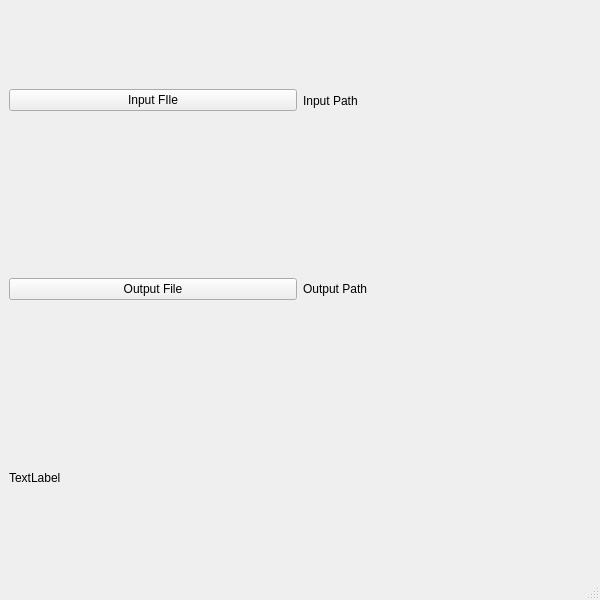
The window that src/GUI_Layout.ui (Mar2ck/DAIN-Vulkan-GUI) describes before a commit, drawn with Qt 5.
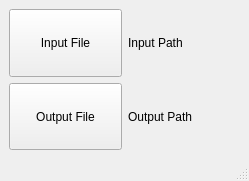
The same window after the commit.

The edit to the form file:
```diff
--- a/src/GUI_Layout.ui
+++ b/src/GUI_Layout.ui
@@ -6,8 +6,8 @@
    <rect>
     <x>0</x>
     <y>0</y>
-    <width>600</width>
-    <height>600</height>
+    <width>249</width>
+    <height>181</height>
    </rect>
   </property>
   <property name="windowTitle">
@@ -20,9 +20,15 @@
       <item>
        <layout class="QHBoxLayout" name="horizontalLayout_6">
         <item>
-         <widget class="QPushButton" name="pushButton">
+         <widget class="QPushButton" name="inputFileButton">
+          <property name="sizePolicy">
+           <sizepolicy hsizetype="Minimum" vsizetype="Preferred">
+            <horstretch>0</horstretch>
+            <verstretch>0</verstretch>
+           </sizepolicy>
+          </property>
           <property name="text">
-           <string>Input FIle</string>
+           <string>Input File</string>
           </property>
          </widget>
         </item>
@@ -38,7 +44,13 @@
       <item>
        <layout class="QHBoxLayout" name="horizontalLayout_7">
         <item>
-         <widget class="QPushButton" name="pushButton_2">
+         <widget class="QPushButton" name="outputFileButton">
+          <property name="sizePolicy">
+           <sizepolicy hsizetype="Minimum" vsizetype="Preferred">
+            <horstretch>0</horstretch>
+            <verstretch>0</verstretch>
+           </sizepolicy>
+          </property>
           <property name="text">
            <string>Output File</string>
           </property>
@@ -53,13 +65,6 @@
         </item>
        </layout>
       </item>
-      <item>
-       <widget class="QLabel" name="label_2">
-        <property name="text">
-         <string>TextLabel</string>
-        </property>
-       </widget>
-      </item>
      </layout>
     </item>
    </layout>
```
Left out of the diff: 6 changed lines with no effect on the pictures.
